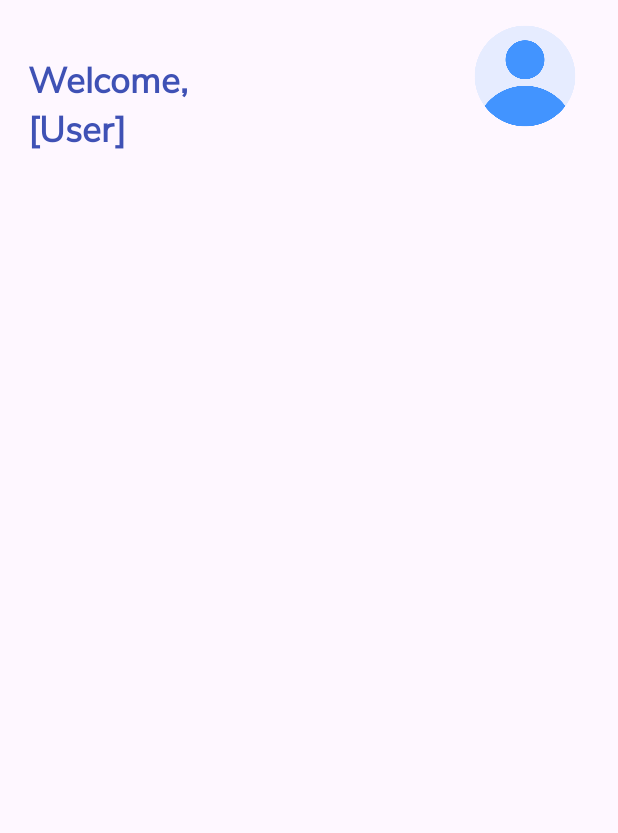
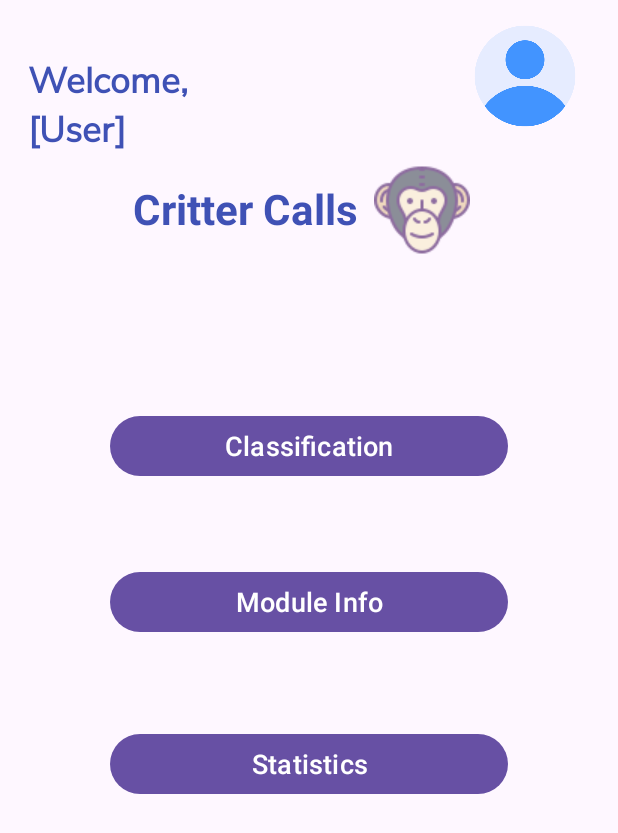
Before and after one commit to Ethyn-N/CritterCalls, an Android app built with Jetpack Compose: the layout activity_main.xml on its own in the app's theme, with its tools: preview values and no code run, on a phone screen of 412 x 824 dp. Shown: the top 833 px of the screen. Run offline under Robolectric (Android 15) with nearby library versions, the phone set to English and light mode, and no system bars.

Commit message:
Updated home page

```diff
--- a/app/src/main/res/layout/activity_main.xml
+++ b/app/src/main/res/layout/activity_main.xml
@@ -23,6 +23,32 @@
         app:layout_constraintStart_toStartOf="parent"
         app:layout_constraintTop_toTopOf="parent" />
 
+
+    <TextView
+        android:id="@+id/text_title"
+        android:layout_width="wrap_content"
+        android:layout_height="wrap_content"
+        android:layout_marginTop="120dp"
+        android:text="Critter Calls"
+        android:textColor="#3F51B5"
+        android:textSize="28sp"
+        android:textStyle="bold"
+        app:layout_constraintEnd_toEndOf="parent"
+        app:layout_constraintHorizontal_bias="0.338"
+        app:layout_constraintStart_toStartOf="parent"
+        app:layout_constraintTop_toTopOf="parent" />
+
+    <ImageView
+        android:id="@+id/login_photo"
+        android:layout_width="wrap_content"
+        android:layout_height="wrap_content"
+        android:layout_marginTop="108dp"
+        android:src="@drawable/user_photo"
+        app:layout_constraintEnd_toEndOf="parent"
+        app:layout_constraintHorizontal_bias="0.717"
+        app:layout_constraintStart_toStartOf="parent"
+        app:layout_constraintTop_toTopOf="parent" />
+
     <ImageButton
         android:id="@+id/redirect_profile_btn"
         android:layout_width="72dp"
@@ -39,4 +65,43 @@
         app:layout_constraintStart_toStartOf="parent"
         app:layout_constraintTop_toTopOf="parent" />
 
+    <Button
+        android:id="@+id/btn_classification"
+        android:layout_width="265dp"
+        android:layout_height="wrap_content"
+        android:layout_marginStart="8dp"
+        android:layout_marginTop="188dp"
+        android:layout_marginEnd="8dp"
+        android:text="Classification"
+        android:textSize="18sp"
+        app:layout_constraintEnd_toEndOf="parent"
+        app:layout_constraintStart_toStartOf="parent"
+        app:layout_constraintTop_toBottomOf="@+id/redirect_profile_btn" />
+
+    <Button
+        android:id="@+id/btn_module_info"
+        android:layout_width="265dp"
+        android:layout_height="wrap_content"
+        android:layout_marginStart="8dp"
+        android:layout_marginTop="292dp"
+        android:layout_marginEnd="8dp"
+        android:text="Module Info"
+        android:textSize="18sp"
+        app:layout_constraintEnd_toEndOf="parent"
+        app:layout_constraintStart_toStartOf="parent"
+        app:layout_constraintTop_toBottomOf="@+id/redirect_profile_btn" />
+
+    <Button
+        android:id="@+id/btn_statistics"
+        android:layout_width="265dp"
+        android:layout_height="wrap_content"
+        android:layout_marginStart="8dp"
+        android:layout_marginTop="400dp"
+        android:layout_marginEnd="8dp"
+        android:text="Statistics"
+        android:textSize="18sp"
+        app:layout_constraintEnd_toEndOf="parent"
+        app:layout_constraintStart_toStartOf="parent"
+        app:layout_constraintTop_toBottomOf="@+id/redirect_profile_btn" />
+
 </androidx.constraintlayout.widget.ConstraintLayout>
```
